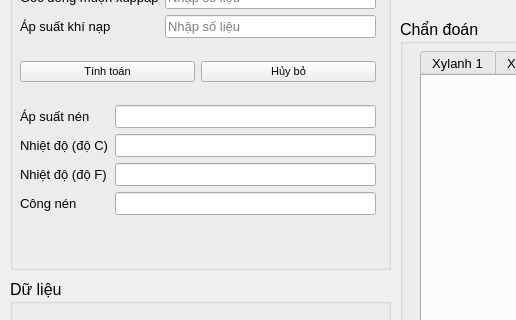
Above: GUI/GUImain.ui from Vuchauduytung/LuanVan before the change; both pictures show x 0 to 516 and y 230 to 550 of the 1261 by 798 pixel window. Below: the same form after it.
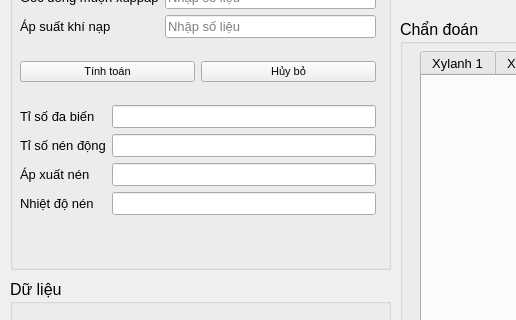
That is the form after the change. The open tabs and pages were chosen to show the change.

Patch:
```diff
--- a/GUI/GUImain.ui
+++ b/GUI/GUImain.ui
@@ -239,33 +239,6 @@
       </item>
       <item row="2" column="0" colspan="2">
        <layout class="QGridLayout" name="gridLayout_4">
-        <item row="0" column="0">
-         <widget class="QLabel" name="label_Compression">
-          <property name="font">
-           <font>
-            <pointsize>10</pointsize>
-           </font>
-          </property>
-          <property name="text">
-           <string>Áp suất nén</string>
-          </property>
-         </widget>
-        </item>
-        <item row="0" column="1">
-         <widget class="QLineEdit" name="LE_Compression">
-          <property name="font">
-           <font>
-            <pointsize>10</pointsize>
-           </font>
-          </property>
-          <property name="readOnly">
-           <bool>true</bool>
-          </property>
-          <property name="placeholderText">
-           <string/>
-          </property>
-         </widget>
-        </item>
         <item row="1" column="0">
          <widget class="QLabel" name="label_Comp_temp_C">
           <property name="font">
@@ -274,7 +247,7 @@
            </font>
           </property>
           <property name="text">
-           <string>Nhiệt độ (độ C)</string>
+           <string>Tỉ số nén động</string>
           </property>
          </widget>
         </item>
@@ -293,7 +266,19 @@
           </property>
          </widget>
         </item>
-        <item row="2" column="0">
+        <item row="0" column="0">
+         <widget class="QLabel" name="label_n">
+          <property name="font">
+           <font>
+            <pointsize>10</pointsize>
+           </font>
+          </property>
+          <property name="text">
+           <string>Tỉ số đa biến</string>
+          </property>
+         </widget>
+        </item>
+        <item row="3" column="0">
          <widget class="QLabel" name="label_Comp_temp_F">
           <property name="font">
            <font>
@@ -301,12 +286,42 @@
            </font>
           </property>
           <property name="text">
-           <string>Nhiệt độ (độ F)</string>
+           <string>Nhiệt độ nén</string>
+          </property>
+         </widget>
+        </item>
+        <item row="3" column="1">
+         <widget class="QLineEdit" name="LE_Comp_temp_F_2">
+          <property name="font">
+           <font>
+            <pointsize>10</pointsize>
+           </font>
+          </property>
+          <property name="readOnly">
+           <bool>true</bool>
+          </property>
+          <property name="placeholderText">
+           <string/>
+          </property>
+         </widget>
+        </item>
+        <item row="0" column="1">
+         <widget class="QLineEdit" name="LE_n">
+          <property name="font">
+           <font>
+            <pointsize>10</pointsize>
+           </font>
+          </property>
+          <property name="readOnly">
+           <bool>true</bool>
+          </property>
+          <property name="placeholderText">
+           <string/>
           </property>
          </widget>
         </item>
         <item row="2" column="1">
-         <widget class="QLineEdit" name="LE_Comp_temp_F">
+         <widget class="QLineEdit" name="LE_Compression">
           <property name="font">
            <font>
             <pointsize>10</pointsize>
@@ -320,30 +335,15 @@
           </property>
          </widget>
         </item>
-        <item row="3" column="0">
-         <widget class="QLabel" name="label_watt">
+        <item row="2" column="0">
+         <widget class="QLabel" name="label_Compression">
           <property name="font">
            <font>
             <pointsize>10</pointsize>
            </font>
           </property>
           <property name="text">
-           <string>Công nén</string>
-          </property>
-         </widget>
-        </item>
-        <item row="3" column="1">
-         <widget class="QLineEdit" name="LE_watt">
-          <property name="font">
-           <font>
-            <pointsize>10</pointsize>
-           </font>
-          </property>
-          <property name="readOnly">
-           <bool>true</bool>
-          </property>
-          <property name="placeholderText">
-           <string/>
+           <string>Áp xuất nén</string>
           </property>
          </widget>
         </item>
```
Left out of the diff: 130 changed lines with no effect on the pictures.
